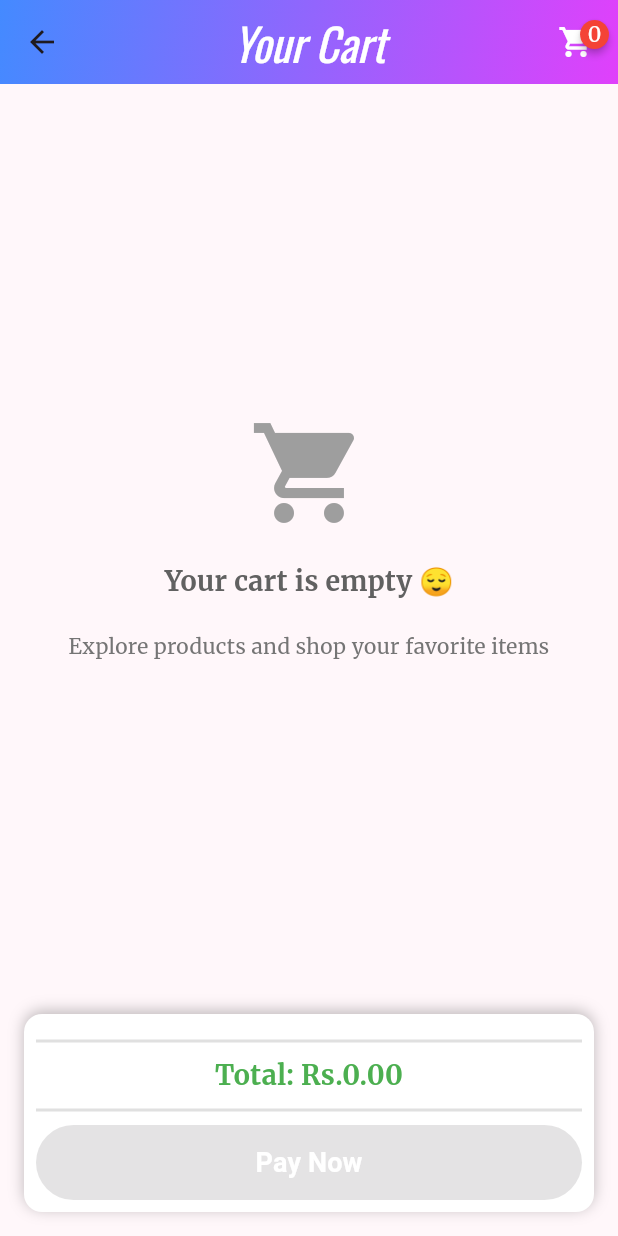
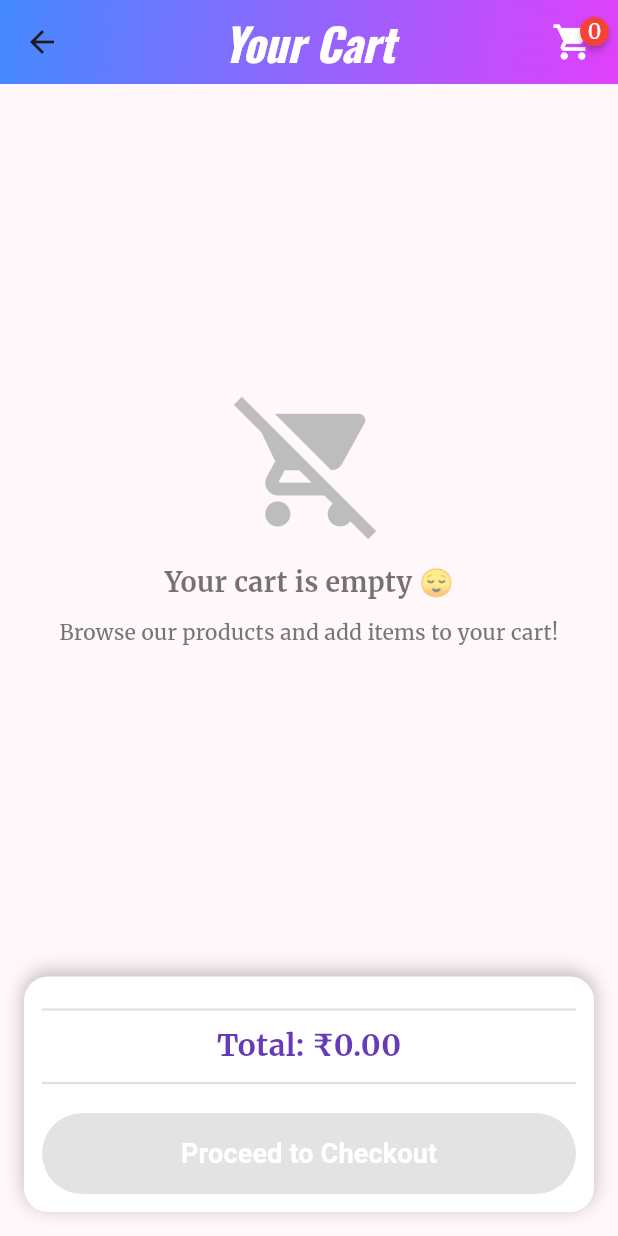
Before and after one commit to rhtmahour/go90Stores, a Flutter app: the CartPage screen opened directly, on a phone screen of 412 x 824 dp. Run offline on Flutter 3.47's test engine with Material 3 defaults, Android fonts, the phone set to English and light mode, and no system bars; drawn by our look-alikes of badges; our stand-ins replace carousel_slider, cloud_firestore, csv, dots_indicator, file_picker, firebase_auth and 7 more; accounts and stored records are empty.

Commit message:
code on date 10-03-2025

```diff
--- a/lib/cart_provider.dart
+++ b/lib/cart_provider.dart
@@ -15,7 +15,7 @@ class CartProvider with ChangeNotifier {
   // Get total price of cart items
   double getTotalPrice() {
     return _cartItems.fold(0.0, (sum, item) {
-      double price = double.tryParse(item['price'].toString()) ?? 0.0;
+      double price = double.tryParse(item['salePrice'].toString()) ?? 0.0;
       return sum + (price * (item['quantity'] as int));
     });
   }
--- a/lib/cartpage.dart
+++ b/lib/cartpage.dart
@@ -1,4 +1,5 @@
 import 'package:flutter/material.dart';
+import 'package:go90stores/proceedtocheckout.dart';
 import 'package:provider/provider.dart';
 import 'package:badges/badges.dart' as badges;
 import 'cart_provider.dart';
@@ -9,18 +10,23 @@ class CartPage extends StatelessWidget {
     return Scaffold(
       appBar: AppBar(
         centerTitle: true,
-        title: Text("Your Cart", style: TextStyle(color: Colors.white)),
+        title: Text(
+          "Your Cart",
+          style: TextStyle(color: Colors.white, fontWeight: FontWeight.bold),
+        ),
         actions: [
           Consumer<CartProvider>(
-            builder: (context, cartProvider, child) => badges.Badge(
-              badgeContent: Text(
-                cartProvider.counter.toString(),
-                style: TextStyle(color: Colors.white),
+            builder: (context, cartProvider, child) => Padding(
+              padding: const EdgeInsets.only(right: 16.0),
+              child: badges.Badge(
+                badgeContent: Text(
+                  cartProvider.counter.toString(),
+                  style: TextStyle(color: Colors.white, fontSize: 14),
+                ),
+                child: Icon(Icons.shopping_cart, color: Colors.white, size: 28),
               ),
-              child: Icon(Icons.shopping_cart, color: Colors.white),
             ),
           ),
-          SizedBox(width: 16),
         ],
         flexibleSpace: Container(
           decoration: const BoxDecoration(
@@ -41,7 +47,7 @@ class CartPage extends StatelessWidget {
       ),
       bottomNavigationBar: Consumer<CartProvider>(
         builder: (context, cartProvider, child) =>
-            _buildBottomNavBar(cartProvider),
+            _buildBottomNavBar(context, cartProvider),
       ),
     );
   }
@@ -51,20 +57,20 @@ class CartPage extends StatelessWidget {
       child: Column(
         mainAxisAlignment: MainAxisAlignment.center,
         children: [
-          Icon(Icons.shopping_cart, size: 80, color: Colors.grey),
-          SizedBox(height: 20),
+          Icon(Icons.remove_shopping_cart, size: 100, color: Colors.grey[400]),
+          SizedBox(height: 16),
           Text(
             'Your cart is empty 😌',
             style: TextStyle(
                 fontWeight: FontWeight.bold,
-                color: Colors.grey[700],
+                color: Colors.black54,
                 fontSize: 18),
           ),
-          SizedBox(height: 20),
+          SizedBox(height: 10),
           Text(
-            'Explore products and shop your favorite items',
+            'Browse our products and add items to your cart!',
             textAlign: TextAlign.center,
-            style: TextStyle(color: Colors.grey[600]),
+            style: TextStyle(color: Colors.grey[600], fontSize: 14),
           ),
         ],
       ),
@@ -73,41 +79,31 @@ class CartPage extends StatelessWidget {
 
   Widget _buildCartList(BuildContext context, CartProvider cartProvider) {
     return ListView.builder(
+      padding: EdgeInsets.symmetric(vertical: 10),
       itemCount: cartProvider.cartItems.length,
       itemBuilder: (context, index) {
         final product = cartProvider.cartItems[index];
-        return Container(
+        return Card(
           margin: EdgeInsets.symmetric(vertical: 8, horizontal: 16),
-          decoration: BoxDecoration(
-            boxShadow: [
-              BoxShadow(
-                color: Colors.grey.withOpacity(0.2),
-                spreadRadius: 2,
-                blurRadius: 5,
-                offset: Offset(0, 3),
-              ),
-            ],
-            borderRadius: BorderRadius.circular(12),
-            color: Colors.white,
-          ),
+          elevation: 3,
+          shape:
+              RoundedRectangleBorder(borderRadius: BorderRadius.circular(12)),
           child: Padding(
             padding: const EdgeInsets.all(12.0),
             child: Row(
+              crossAxisAlignment: CrossAxisAlignment.center,
               children: [
                 ClipRRect(
-                  borderRadius: BorderRadius.circular(12),
+                  borderRadius: BorderRadius.circular(8),
                   child: Image.network(
-                    product['productImage'] != null &&
-                            product['productImage'].isNotEmpty
-                        ? product['productImage'] // ✅ Use correct key
-                        : 'https://placehold.co/70x70',
-                    width: 70,
-                    height: 70,
+                    product['productImage'] ?? 'https://placehold.co/70x70',
+                    width: 80,
+                    height: 80,
                     fit: BoxFit.cover,
                     errorBuilder: (context, error, stackTrace) => Icon(
-                      Icons.broken_image,
+                      Icons.image_not_supported,
                       size: 70,
-                      color: Colors.grey,
+                      color: Colors.grey[400],
                     ),
                   ),
                 ),
@@ -118,36 +114,39 @@ class CartPage extends StatelessWidget {
                     children: [
                       Text(
                         product['name'] ?? 'Unknown Product',
-                        maxLines: 1,
+                        maxLines: 2,
                         overflow: TextOverflow.ellipsis,
                         style: TextStyle(
                             fontSize: 16,
                             fontWeight: FontWeight.bold,
                             color: Colors.black87),
                       ),
-                      SizedBox(height: 8),
+                      SizedBox(height: 4),
                       Text(
-                        '₹${product['salePrice'] ?? '0'}', // ✅ Use salePrice instead of price
+                        '₹${product['salePrice'] ?? '0'}',
                         style: TextStyle(
                           fontSize: 16,
                           fontWeight: FontWeight.w600,
-                          color: Colors.green[600],
+                          color: Colors.green[700],
                         ),
                       ),
                       SizedBox(height: 8),
                       Row(
                         children: [
                           IconButton(
-                            icon: Icon(Icons.remove),
+                            icon: Icon(Icons.remove_circle_outline,
+                                color: Colors.blue),
                             onPressed: () =>
                                 cartProvider.decreaseQuantity(index),
                           ),
                           Text(
                             product['quantity'].toString(),
-                            style: TextStyle(fontSize: 16),
+                            style: TextStyle(
+                                fontSize: 16, fontWeight: FontWeight.bold),
                           ),
                           IconButton(
-                            icon: Icon(Icons.add),
+                            icon: Icon(Icons.add_circle_outline,
+                                color: Colors.purpleAccent),
                             onPressed: () =>
                                 cartProvider.increaseQuantity(index),
                           ),
@@ -157,7 +156,7 @@ class CartPage extends StatelessWidget {
                   ),
                 ),
                 IconButton(
-                  icon: Icon(Icons.delete, color: Colors.red[400]),
+                  icon: Icon(Icons.delete, color: Colors.redAccent),
                   onPressed: () => cartProvider.removeItemFromCart(index),
                 ),
               ],
@@ -168,48 +167,60 @@ class CartPage extends StatelessWidget {
     );
   }
 
-  Widget _buildBottomNavBar(CartProvider cartProvider) {
+  Widget _buildBottomNavBar(BuildContext context, CartProvider cartProvider) {
     return Padding(
       padding: const EdgeInsets.all(16.0),
       child: Container(
-        padding: const EdgeInsets.all(8.0),
+        padding: const EdgeInsets.all(12.0),
         decoration: BoxDecoration(
           color: Colors.white,
           boxShadow: [
             BoxShadow(
               color: Colors.black26,
-              blurRadius: 8,
-              offset: Offset(0, -2),
+              blurRadius: 10,
+              offset: Offset(0, -3),
             ),
           ],
-          borderRadius: BorderRadius.circular(12),
+          borderRadius: BorderRadius.circular(16),
         ),
         child: Column(
           mainAxisSize: MainAxisSize.min,
           children: [
-            Divider(height: 20, thickness: 2, color: Colors.grey[300]),
+            Divider(height: 20, thickness: 1.5, color: Colors.grey[300]),
             Text(
-              'Total: Rs.${cartProvider.getTotalPrice().toStringAsFixed(2)}',
+              'Total: ₹${cartProvider.getTotalPrice().toStringAsFixed(2)}',
               style: TextStyle(
-                  fontSize: 18,
+                  fontSize: 20,
                   fontWeight: FontWeight.bold,
-                  color: Colors.green),
+                  color: Colors.deepPurple),
             ),
-            Divider(height: 20, thickness: 2, color: Colors.grey[300]),
+            Divider(height: 20, thickness: 1.5, color: Colors.grey[300]),
+            SizedBox(height: 10),
             ElevatedButton(
               style: ElevatedButton.styleFrom(
+                padding: EdgeInsets.symmetric(vertical: 14),
                 minimumSize: Size(double.infinity, 50),
-                backgroundColor: Colors.green,
+                backgroundColor: Colors.deepPurple,
                 shape: RoundedRectangleBorder(
-                    borderRadius: BorderRadius.circular(50)),
-                elevation: 0,
+                    borderRadius: BorderRadius.circular(30)),
+                elevation: 3,
               ),
-              onPressed: cartProvider.cartItems.isEmpty ? null : () {},
-              child: Text("Pay Now",
-                  style: TextStyle(
-                      fontWeight: FontWeight.w600,
-                      fontSize: 18,
-                      color: Colors.white)),
+              onPressed: cartProvider.cartItems.isEmpty
+                  ? null
+                  : () {
+                      Navigator.push(
+                        context,
+                        MaterialPageRoute(
+                            builder: (context) => ProceedToCheckout()),
+                      );
+                    },
+              child: Text(
+                "Proceed to Checkout",
+                style: TextStyle(
+                    fontWeight: FontWeight.bold,
+                    fontSize: 18,
+                    color: Colors.white),
+              ),
             ),
           ],
         ),
--- a/lib/customersignup.dart
+++ b/lib/customersignup.dart
@@ -88,7 +88,10 @@ class _CustomerSignUpState extends State<CustomerSignUp> {
     return Scaffold(
       appBar: AppBar(
         centerTitle: true,
-        title: const Text('Customer SignUp'),
+        title: const Text(
+          'Customer SignUp',
+          style: TextStyle(fontWeight: FontWeight.bold, color: Colors.white),
+        ),
         flexibleSpace: Container(
           decoration: const BoxDecoration(
             gradient: LinearGradient(
--- a/lib/main.dart
+++ b/lib/main.dart
@@ -2,6 +2,7 @@ import 'package:flutter/material.dart';
 import 'package:firebase_core/firebase_core.dart';
 import 'package:flutter_local_notifications/flutter_local_notifications.dart';
 import 'package:go90stores/adminlogin.dart';
+import 'package:go90stores/startpage.dart';
 import 'package:google_fonts/google_fonts.dart';
 import 'package:provider/provider.dart';
 import 'package:go90stores/cart_provider.dart';
@@ -62,7 +63,7 @@ class MyApp extends StatelessWidget {
           displaySmall: GoogleFonts.pacifico(),
         ),
       ),
-      home: AdminLogin(),
+      home: OnboardingPage(),
     );
   }
 }
```
Also changed, not shown: lib/proceedtocheckout.dart (added, +173 -0 lines), lib/startpage.dart (added, +93 -0 lines), 4 other files.
